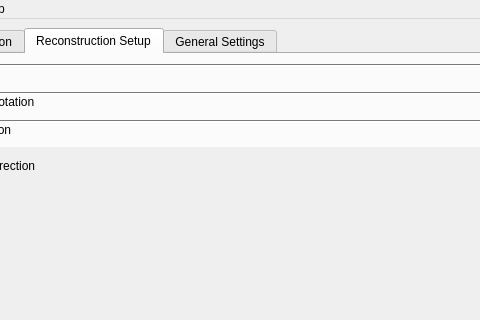
The window that src/ui/main_application.ui (ornlneutronimaging/pyMBIR_UI) describes before a commit, drawn with Qt 5; both pictures show x 87 to 567 and y 0 to 320 of the 1196 by 866 pixel window.
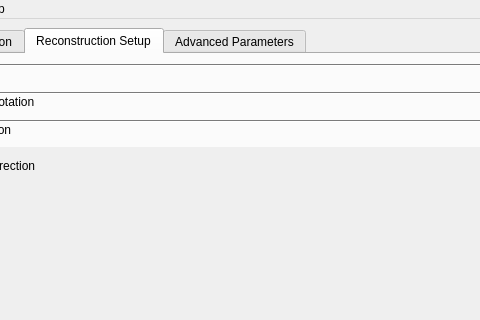
The same window after the commit. The open tabs and pages were chosen to show the change. Icons and pictures are not drawn.

Commit message: connecting the advanced settings window widgets. this refs #13

```diff
--- a/src/ui/main_application.ui
+++ b/src/ui/main_application.ui
@@ -720,7 +720,7 @@
       </widget>
       <widget class="QWidget" name="tab_3">
        <attribute name="title">
-        <string>General Settings</string>
+        <string>Advanced Parameters</string>
        </attribute>
        <layout class="QVBoxLayout" name="verticalLayout_12">
         <item>
```
Left out of the diff: 146 changed lines with no effect on the pictures. The commit also changes 2 other files.
